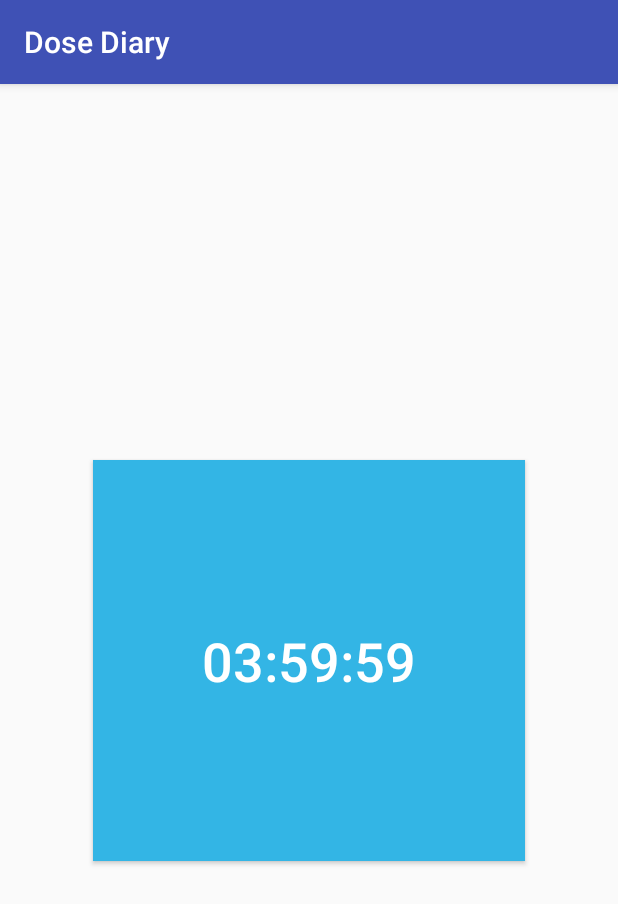
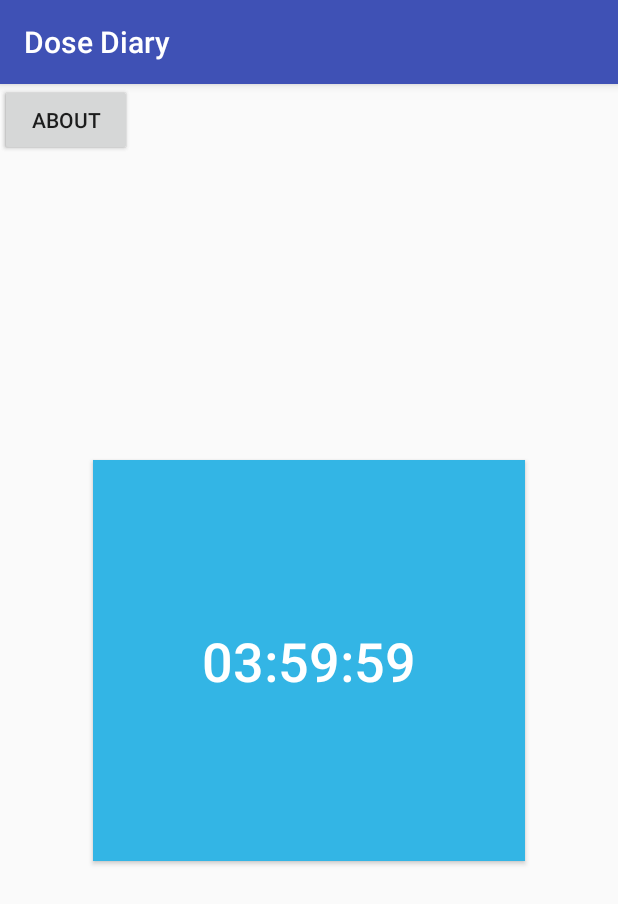
Before and after one commit to seaneberhard/start-up-weekend, an Android app: the screen it shows after launch (MainActivity), after a tap on "POP PILL", on a phone screen of 412 x 824 dp. Shown: the top 904 px of the screen. Run offline under Robolectric (Android 15) with nearby library versions, the phone set to English and light mode, and no system bars.

Commit message:
Trying to add log/about functionality.

```diff
--- a/pillproject1/app/src/main/AndroidManifest.xml
+++ b/pillproject1/app/src/main/AndroidManifest.xml
@@ -16,6 +16,12 @@
                 <category android:name="android.intent.category.LAUNCHER" />
             </intent-filter>
         </activity>
+        <activity android:name=".ShowLog"
+            android:parentActivityName=".MainActivity">
+        </activity>
+        <activity android:name=".About"
+            android:parentActivityName=".MainActivity">
+        </activity>
     </application>
 
 </manifest>
--- a/pillproject1/app/src/main/java/com/lucyeberhard/pillproject1/MainActivity.java
+++ b/pillproject1/app/src/main/java/com/lucyeberhard/pillproject1/MainActivity.java
@@ -1,5 +1,6 @@
 package com.lucyeberhard.pillproject1;
 
+import android.content.Intent;
 import android.content.SharedPreferences;
 import android.os.Bundle;
 import android.os.CountDownTimer;
@@ -55,13 +56,30 @@ public class MainActivity extends AppCompatActivity {
      */
     public void pop(View view) {
         if (timeLeft() > 0) return;
+        Date now = new Date();
         SharedPreferences pref = getPreferences(MODE_PRIVATE);
         SharedPreferences.Editor editor = pref.edit();
         editor.putLong("-4", pref.getLong("-3", 0));
         editor.putLong("-3", pref.getLong("-2", 0));
         editor.putLong("-2", pref.getLong("-1", 0));
-        editor.putLong("-1", new Date().getTime());
+        editor.putLong("-1", now.getTime());
+        editor.putString("log", pref.getString("log","") + now.toString() + "\n");
         editor.apply();
         countdown();
     }
+
+    /*
+    Called when user requests log
+     */
+    public void getLog(View view) {
+        Intent intent = new Intent(this, ShowLog.class);
+        startActivity(intent);
+    }
+
+    /*
+    Called when user requests about
+     */
+    public void comeAbout(View view) {
+
+    }
 }
--- a/pillproject1/app/src/main/res/layout/activity_main.xml
+++ b/pillproject1/app/src/main/res/layout/activity_main.xml
@@ -26,4 +26,22 @@
         tools:layout_constraintBottom_creator="1"
         tools:layout_constraintTop_creator="1" />
 
+    <Button
+        android:id="@+id/button"
+        android:layout_width="wrap_content"
+        android:layout_height="wrap_content"
+        android:onClick="openLog"
+        android:text="Log"
+        tools:layout_editor_absoluteX="103dp"
+        tools:layout_editor_absoluteY="421dp" />
+
+    <Button
+        android:id="@+id/button2"
+        android:layout_width="wrap_content"
+        android:layout_height="wrap_content"
+        android:onClick="comeAbout"
+        android:text="About"
+        tools:layout_editor_absoluteX="191dp"
+        tools:layout_editor_absoluteY="421dp" />
+
 </android.support.constraint.ConstraintLayout>
--- a/pillproject1/app/src/main/res/values/strings.xml
+++ b/pillproject1/app/src/main/res/values/strings.xml
@@ -1,3 +1,5 @@
 <resources>
     <string name="app_name">Dose Diary</string>
+    <string name="about0">Dose diary is a simple countdown toy. Suppose there is a thing X that you would like to do, but you are not allowed to do X more than once in 4 hours, or more than 4 times in 24 hours. Dose Diary counts down to the next time you are allowed to do X.</string>
+    <string name="about1">By using this app you agree that dose diary is just a toy and that you will not use it for anything medical, and especially not for controlling paracetamol intake.</string>
 </resources>
```
